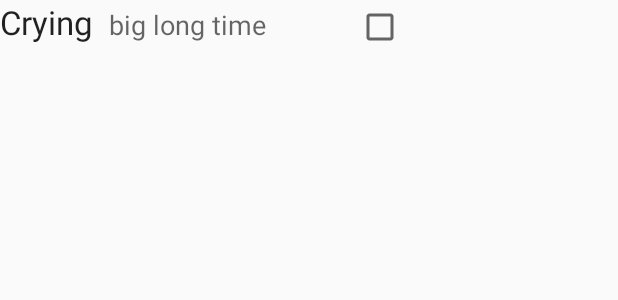
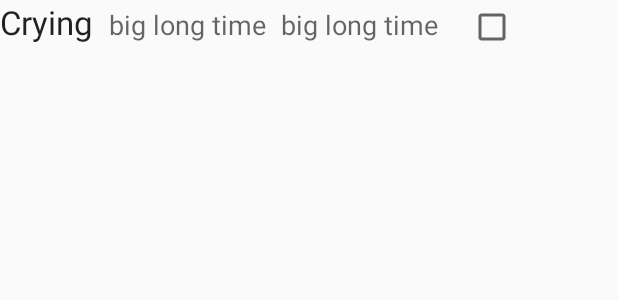
Before and after one commit to dtrailin/baby-monitor-android, an Android app: the layout baby_event_item.xml on its own in the app's theme, with its tools: preview values and no code run, on a phone screen of 412 x 824 dp. Shown: the top 300 px of the screen. Run offline under Robolectric (Android 15) with nearby library versions, the phone set to English and light mode, and no system bars.

```diff
--- a/app/src/main/res/layout/baby_event_item.xml
+++ b/app/src/main/res/layout/baby_event_item.xml
@@ -14,7 +14,14 @@
         android:layout_width="wrap_content"
         android:layout_height="wrap_content"
         android:layout_marginLeft="10dp"
-        android:layout_marginRight="60dp"
+        android:layout_marginRight="10dp"
+        android:text="big long time"
+        android:textAppearance="?android:attr/textAppearanceMedium" />
+    <TextView
+        android:id="@+id/tempView"
+        android:layout_width="wrap_content"
+        android:layout_height="wrap_content"
+        android:layout_marginRight="20dp"
         android:text="big long time"
         android:textAppearance="?android:attr/textAppearanceMedium" />
 
```
Also changed, not shown: app/src/main/java/com/example/mathew/baby_monitor/BabyEvent.java (+9 -0 lines), app/src/main/java/com/example/mathew/baby_monitor/BabyEventAdapter.java (+6 -3 lines), app/src/main/java/com/example/mathew/baby_monitor/MainActivity.java (+54 -1 lines), 1 other file.
